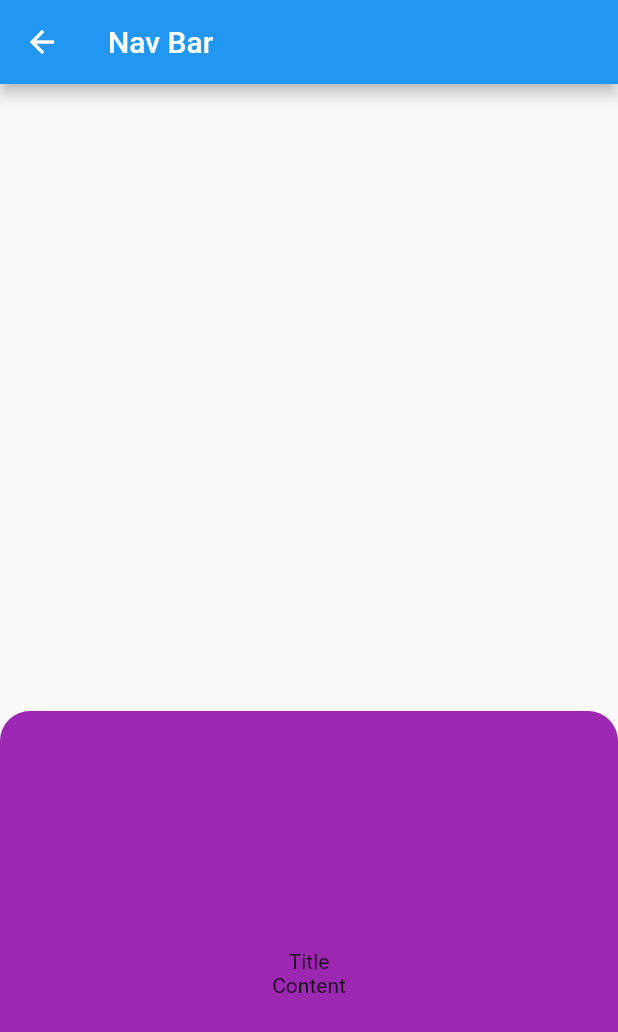
After one commit to zzpmaster/flutter_3d_card, a Flutter app: the NavBar screen opened directly, after a tap on the "apple" icon, on a phone screen of 412 x 824 dp. The commit adds this screen. Shown: the top 1032 px of the screen. Run offline on Flutter 3.47's test engine with Material 2 defaults, Android fonts, the light colour scheme and no system bars.

Commit message:
add nav bar

```diff
--- a/lib/animation_list.dart
+++ b/lib/animation_list.dart
@@ -1,6 +1,7 @@
 import 'package:flutter/material.dart';
 
 import 'card_box.dart';
+import 'nav_bar.dart';
 import 'slides_page.dart';
 
 class AnimationList extends StatelessWidget {
@@ -29,6 +30,16 @@ class AnimationList extends StatelessWidget {
             },
             child: const Text('Slides'),
           ),
+        ),
+        Padding(
+          padding: const EdgeInsets.only(top: 20),
+          child: ElevatedButton(
+            onPressed: () {
+              Navigator.of(context)
+                  .push(MaterialPageRoute(builder: (context) => NavBar()));
+            },
+            child: const Text('Slides'),
+          ),
         )
       ]),
     );
--- /dev/null
+++ b/lib/nav_bar.dart
@@ -0,0 +1,163 @@
+import 'dart:ui';
+
+import 'package:flutter/material.dart';
+
+class NavBar extends StatefulWidget {
+  NavBar({Key? key}) : super(key: key);
+
+  @override
+  State<NavBar> createState() => _NavBarState();
+}
+
+const _minHeight = 70.0;
+const _maxHeight = 350.0;
+
+class _NavBarState extends State<NavBar> with SingleTickerProviderStateMixin {
+  late AnimationController _controller;
+  bool _expanded = false;
+  double _currentHeight = _minHeight;
+
+  @override
+  void initState() {
+    super.initState();
+    _controller = AnimationController(
+      vsync: this,
+      duration: const Duration(milliseconds: 600),
+    );
+  }
+
+  @override
+  void dispose() {
+    super.dispose();
+    _controller.dispose();
+  }
+
+  @override
+  Widget build(BuildContext context) {
+    final size = MediaQuery.of(context).size;
+    final mWidth = size.width * 0.5;
+    return Scaffold(
+      appBar: AppBar(title: const Text('Nav Bar')),
+      body: Container(),
+      bottomNavigationBar: GestureDetector(
+        // onTap: () {
+        //   setState(() {
+        //     _expanded = !_expanded;
+        //   });
+        //   if (_expanded) {
+        //     _controller.forward();
+        //   } else {
+        //     _controller.reverse();
+        //   }
+        // },
+        onVerticalDragUpdate: _expanded
+            ? (details) {
+                setState(() {
+                  final newHeight = _currentHeight - details.delta.dy;
+                  _controller.value = _currentHeight / _maxHeight;
+                  _currentHeight = newHeight.clamp(_minHeight, _maxHeight);
+                });
+              }
+            : null,
+        onVerticalDragEnd: _expanded
+            ? (details) {
+                if (_currentHeight < _maxHeight / 2) {
+                  _controller.reverse();
+                  setState(() {
+                    _expanded = false;
+                  });
+                } else {
+                  _controller.forward(from: _currentHeight / _maxHeight);
+                  setState(() {
+                    _expanded = true;
+                    _currentHeight = _maxHeight;
+                  });
+                }
+              }
+            : null,
+        child: AnimatedBuilder(
+          animation: _controller,
+          builder: ((context, child) {
+            // final value = _controller.value;
+            // final value = Curves.elasticInOut.transform(_controller.value);
+            final value = ElasticInOutCurve(0.7).transform(_controller.value);
+            return Stack(
+              children: [
+                Positioned(
+                  // height: lerpDouble(_minHeight, _maxHeight, value),
+                  height: lerpDouble(_minHeight, _currentHeight, value),
+                  left: lerpDouble((size.width - mWidth) / 2, 0, value),
+                  width: lerpDouble(mWidth, size.width, value),
+                  bottom: lerpDouble(40, 0, value),
+                  child: Container(
+                    decoration: BoxDecoration(
+                      color: Colors.purple,
+                      borderRadius: BorderRadius.vertical(
+                        top: Radius.circular(20),
+                        bottom: Radius.circular(lerpDouble(20, 0, value)!),
+                      ),
+                    ),
+                    child: _expanded
+                        ? Opacity(
+                            opacity: _controller.value,
+                            child: _buildContent(),
+                          )
+                        : _buildMiniContent(),
+                  ),
+                ),
+              ],
+            );
+          }),
+        ),
+      ),
+    );
+  }
+
+  Widget _buildContent() {
+    return Padding(
+      padding: const EdgeInsets.all(20),
+      child: FittedBox(
+        fit: BoxFit.scaleDown,
+        child: Column(
+          children: [
+            Column(
+              children: [
+                Text('Title'),
+                Text('Content'),
+              ],
+            )
+          ],
+        ),
+      ),
+    );
+  }
+
+  Widget _buildMiniContent() {
+    return Row(
+      mainAxisAlignment: MainAxisAlignment.spaceEvenly,
+      children: [
+        Icon(
+          Icons.apple,
+          color: Colors.white,
+        ),
+        GestureDetector(
+          child: Icon(
+            Icons.apple,
+            color: Colors.white,
+          ),
+          onTap: () {
+            setState(() {
+              _expanded = true;
+              _currentHeight = _maxHeight;
+              _controller.forward(from: 0.0);
+            });
+          },
+        ),
+        Icon(
+          Icons.apple,
+          color: Colors.white,
+        ),
+      ],
+    );
+  }
+}
```
